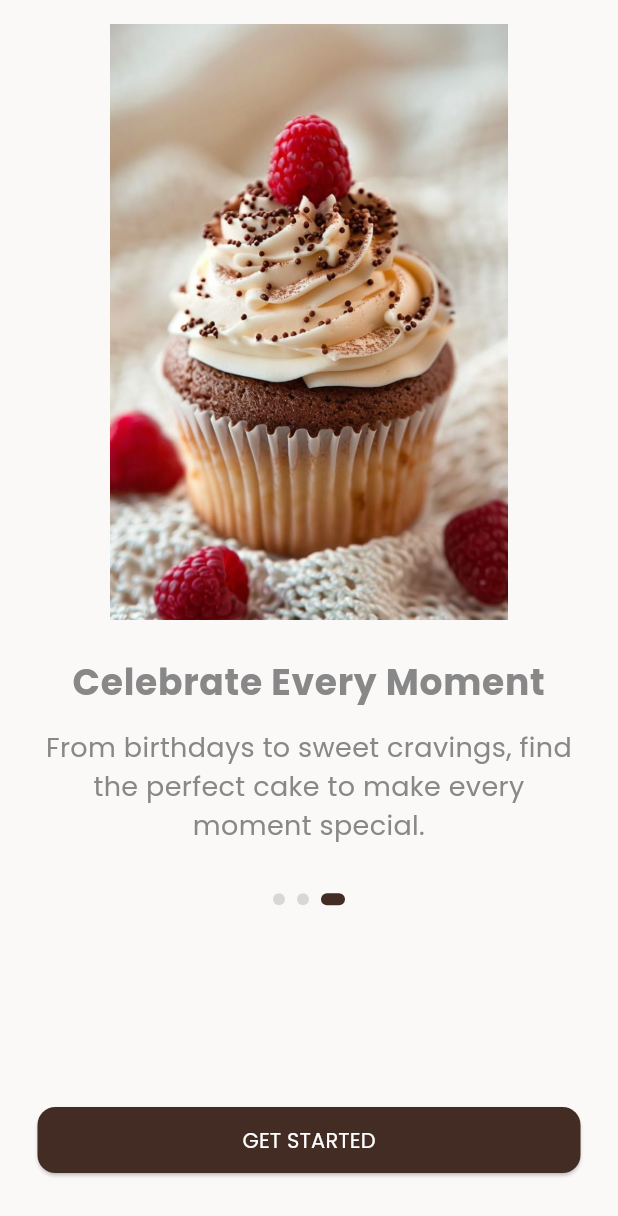
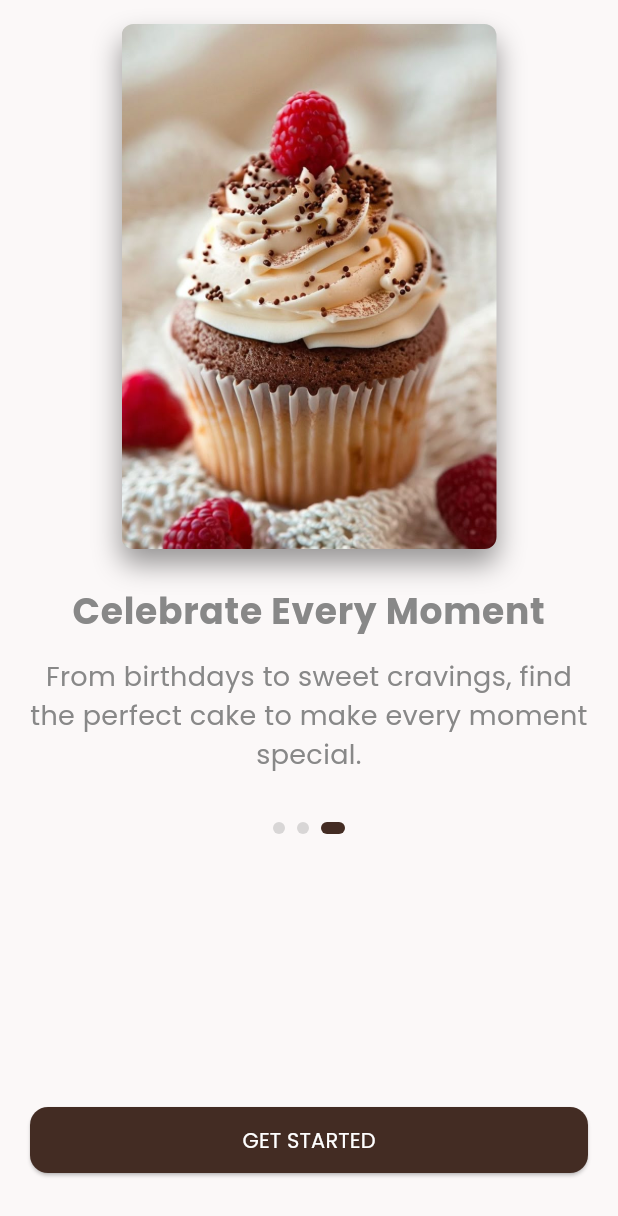
Before and after one commit to MonicaSaeed/cakes_store_frontend, a Flutter app: the OnboardingScreen screen opened directly, swiped to page 3, on a phone screen of 412 x 824 dp. Shown: the top 1216 px of the screen. Run offline on Flutter 3.47's test engine with Material 3 defaults, Android fonts, the phone set to English and light mode, and no system bars; our stand-ins replace bloc, cached_network_image, dio, equatable, firebase_auth, firebase_core and 8 more; missing offline and left inert: flutter_facebook_auth; accounts and stored records are empty.

Commit message:
"editimagetobefixedwidth&height "

```diff
--- a/lib/features/onboarding/widget/onboarding_widget.dart
+++ b/lib/features/onboarding/widget/onboarding_widget.dart
@@ -27,18 +27,25 @@ class OnboardingPage extends StatelessWidget {
 
     return SafeArea(
       child: Padding(
-        padding: const EdgeInsets.symmetric(horizontal: 25.0, vertical: 16.0),
+        padding: const EdgeInsets.symmetric(horizontal: 20.0, vertical: 16.0),
         child: Column(
+          crossAxisAlignment: CrossAxisAlignment.center,
           children: [
-            Expanded(
-              flex: 3,
-              child: Container(
-                decoration: BoxDecoration(
-                  borderRadius: BorderRadius.circular(10),
-                  image: DecorationImage(
-                    image: AssetImage(data.image),
-                    fit: BoxFit.contain,
+            Container(
+             height: 350,
+              width: 250,
+              decoration: BoxDecoration(
+                borderRadius: BorderRadius.circular(8),
+                  boxShadow: [
+                  BoxShadow(
+                    color: Colors.black.withOpacity(0.40),
+                    blurRadius: 15,
+                    offset: const Offset(0, 10),
                   ),
+                ],
+                image: DecorationImage(
+                  image: AssetImage(data.image),
+                  fit: BoxFit.cover,
                 ),
               ),
             ),
@@ -65,9 +72,7 @@ class OnboardingPage extends StatelessWidget {
                   width: isActive ? 16 : 8,
                   height: 8,
                   decoration: BoxDecoration(
-                    color: isActive
-                        ? colorScheme.primary
-                        : colorScheme.tertiary.withOpacity(0.3),
+                    color: isActive? colorScheme.primary: colorScheme.tertiary.withOpacity(0.3),
                     borderRadius: BorderRadius.circular(4),
                   ),
                 );
```
